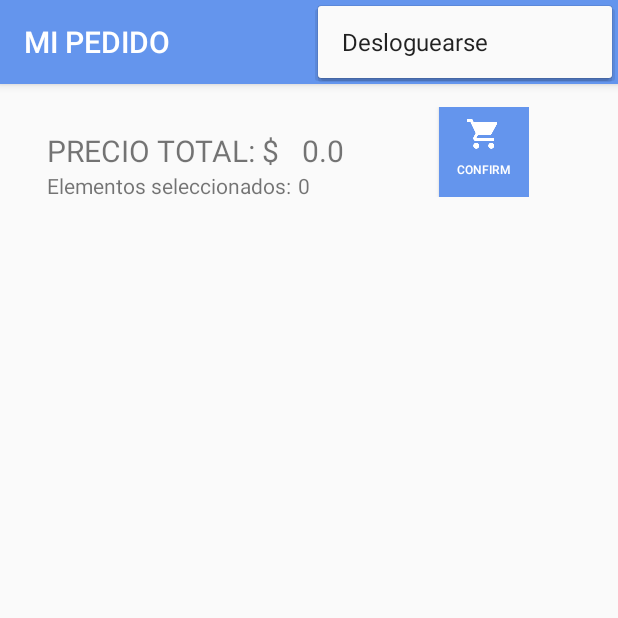
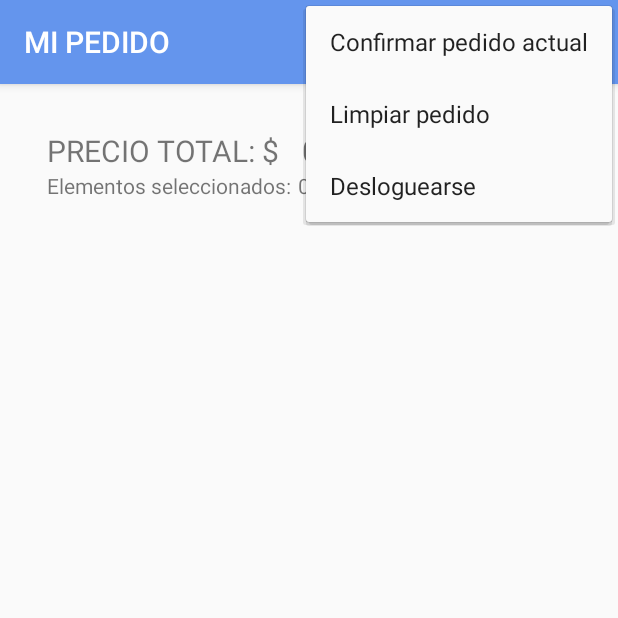
Before and after one commit to jptorrellas/LAB5-TP-ANDROID-BUFFET, an Android app: the MiPedidoActivity screen opened directly, with no data from a screen before it, with the options menu open, on a phone screen of 412 x 824 dp, the top half of it. Run offline under Robolectric (Android 15) with nearby library versions, the phone set to English and light mode, and no system bars.

Commit message:
agregado correcciones hechas en entrega: - MVC corregido. - OnResume pantalla menu corregido. - validaciones confirmar pedido. - limpiar lista. - si credenciales guardadas, pasa directamente a menu.

```diff
--- a/app/src/main/java/com/example/a55/lab5_tp_android_buffet/Activities/MiPedido/MiPedidoActivity.java
+++ b/app/src/main/java/com/example/a55/lab5_tp_android_buffet/Activities/MiPedido/MiPedidoActivity.java
@@ -17,7 +17,9 @@ import com.example.a55.lab5_tp_android_buffet.R;
 public class MiPedidoActivity extends AppCompatActivity {
 
     Menu miMenu;
-    SharedPreferences shar;
+    MiPedidoModel miPedidoModel;
+    MiPedidoView miPedidoView;
+    MiPedidoCtrl miPedidoCtrl;
 
     @Override
     protected void onCreate(Bundle savedInstanceState) {
@@ -27,20 +29,17 @@ public class MiPedidoActivity extends AppCompatActivity {
         //Cambia titulo a  ActionBar
         getSupportActionBar().setTitle("MI PEDIDO");
 
-        // Levanta SharedPreferences
-        this.shar = PreferenceManager.getDefaultSharedPreferences(this);
-
         //MVC
-        MiPedidoModel miPedidoModel = new MiPedidoModel();
-        MiPedidoView miPedidoView = new MiPedidoView(this, miPedidoModel);
-        MiPedidoCtrl miPedidoCtrl = new MiPedidoCtrl(miPedidoView);
+        miPedidoModel = new MiPedidoModel();
+        miPedidoView = new MiPedidoView(this, miPedidoModel);
+        miPedidoCtrl = new MiPedidoCtrl(miPedidoView);
     }
 
 
     //Para poner el menu que creamos por xml
     @Override
     public boolean onCreateOptionsMenu(Menu menu) {
-        getMenuInflater().inflate(R.menu.menusuperior, menu);
+        getMenuInflater().inflate(R.menu.mipedidosuperior, menu);
         this.miMenu = menu;
 
         return true;
@@ -51,25 +50,19 @@ public class MiPedidoActivity extends AppCompatActivity {
     public boolean onOptionsItemSelected(MenuItem item) {
 
         if (item.getItemId() == R.id.btnMenuDesloguearse) {
-            this.desloguear();
+            miPedidoCtrl.desloguear();
         }
+
+        if (item.getItemId() == R.id.btnConfirmarPedidoActual) {
+            miPedidoCtrl.confirmarPedido();
+        }
+
+        if (item.getItemId() == R.id.btnLimpiarPedido) {
+            miPedidoCtrl.limpiarPedido();
+        }
+
         return super.onOptionsItemSelected(item);
     }
 
-    public void desloguear() {
-        this.borrarSharedPreferences();
 
-        Pedido.limpiarMiPedido();
-        this.finish();
-    }
-
-    public void borrarSharedPreferences() {
-        SharedPreferences.Editor editor = this.shar.edit();
-
-        editor.putBoolean("recordarme", false);
-        editor.putString("email", "");
-        editor.putString("clave", "");
-
-        editor.commit();
-    }
 }
--- /dev/null
+++ b/app/src/main/res/menu/mipedidosuperior.xml
@@ -0,0 +1,28 @@
+<?xml version="1.0" encoding="utf-8"?>
+<menu
+    android:id="@+id/miMenu"
+    xmlns:android="http://schemas.android.com/apk/res/android"
+    xmlns:app="http://schemas.android.com/apk/res-auto"
+    xmlns:tools="http://schemas.android.com/tools">
+
+
+    <!--app:showAsAction="never" (no lo muestra nunca a la izquierda)-->
+    <item
+        android:id="@+id/btnConfirmarPedidoActual"
+        android:title="@string/btnConfirmarPedidoActual"
+        />
+
+    <item
+        android:id="@+id/btnLimpiarPedido"
+        android:title="@string/btnLimpiarPedido"
+        />
+
+    <item
+        android:id="@+id/btnMenuDesloguearse"
+        android:title="@string/btnMenuDesloguearse"
+        />
+
+
+
+
+</menu>
--- a/app/src/main/res/values/strings.xml
+++ b/app/src/main/res/values/strings.xml
@@ -1,5 +1,9 @@
 <resources>
     <string name="app_name">LAB5-TP-ANDROID-BUFFET</string>
+
+    <!-- Toast -->
+    <string name="pedidoEnviado">Su pedido fue enviado con éxito!</string>
+    <string name="pedidoVacio">NO SE PUEDE ENVIAR UN PEDIDO VACIO :(</string>
 
     <!-- Validaciones-->
     <string name="campoVacio">Campo vacío!</string>
@@ -35,15 +39,20 @@
     <!-- MENU LAYOUT ES: -->
     <string name="tvImporteTotalTexto">PRECIO TOTAL: $</string>
     <string name="tvCantidadElementosTexto">Elementos seleccionados: </string>
-    <string name="btnVerPedido">ver pedido</string>
+    <string name="btnVerPedido">enviar pedido</string>
 
     <!-- Item_Producto-->
     <string name="tvPrecioProductoTexto">Precio: $</string>
 
     <!-- MI PEDIDO LAYOUT ES: -->
-    <string name="btnConfirmarPedido">confirm</string>
+    <string name="btnConfirmarPedido">confirmar</string>
 
     <!-- MENU SUPERIOR -->
     <string name="btnMenuDesloguearse">Desloguearse</string>
+    <string name="btnVerPedidoActual">Ver pedido actual</string>
+
+    <!-- MI PEDIDO SUPERIOR -->
+    <string name="btnConfirmarPedidoActual">Confirmar pedido actual</string>
+    <string name="btnLimpiarPedido">Limpiar pedido</string>
 
 </resources>
```
Also changed, not shown: app/src/main/java/com/example/a55/lab5_tp_android_buffet/Activities/Login/Controller/LoginCtrl.java (+28 -3 lines), app/src/main/java/com/example/a55/lab5_tp_android_buffet/Activities/Login/LoginActivity.java (+0 -16 lines), app/src/main/java/com/example/a55/lab5_tp_android_buffet/Activities/Menu/Controller/MenuCtrl.java (+21 -5 lines), app/src/main/java/com/example/a55/lab5_tp_android_buffet/Activities/Menu/MenuActivity.java (+13 -36 lines), app/src/main/java/com/example/a55/lab5_tp_android_buffet/Activities/MiPedido/Controller/MiPedidoCtrl.java (+34 -1 lines), app/src/main/res/menu/menusuperior.xml (+7 -0 lines), 1 other file.
